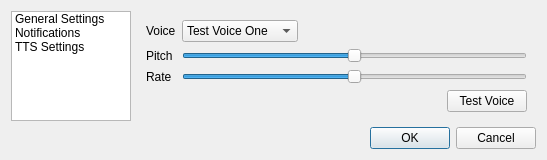
Before: the Qt Designer form src/Settings/Preferences.ui in neotron/EDPathFinder, drawn with Qt 5.
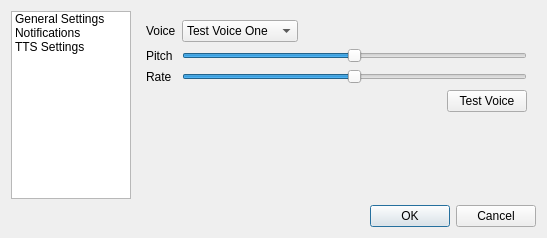
After: the same form once the commit is applied. The open tabs and pages were chosen to show the change.

Patch:
```diff
--- a/src/Settings/Preferences.ui
+++ b/src/Settings/Preferences.ui
@@ -7,7 +7,7 @@
     <x>0</x>
     <y>0</y>
     <width>521</width>
-    <height>160</height>
+    <height>238</height>
    </rect>
   </property>
   <property name="sizePolicy">
```
Left out of the diff: 22 changed lines with no effect on the pictures.
